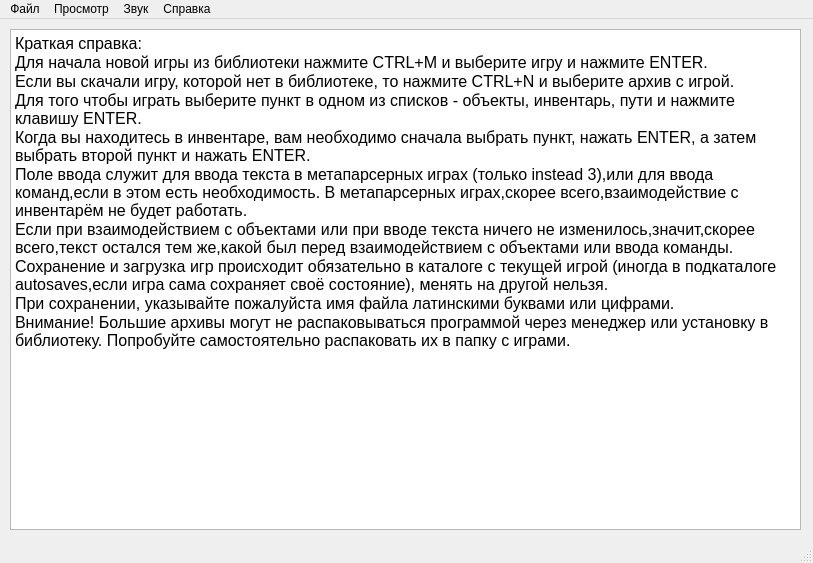
Before: the Qt Designer form mainwindow.ui in mee1b/AGL-Player, drawn with Qt 5.
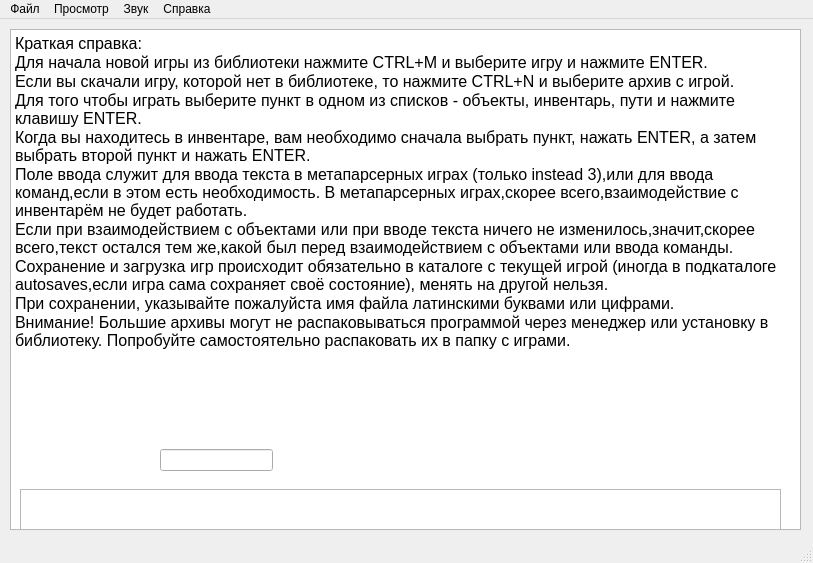
After: the same form once the commit is applied.

```diff
--- a/mainwindow.ui
+++ b/mainwindow.ui
@@ -44,6 +44,26 @@
 &lt;p style=&quot;-qt-paragraph-type:empty; margin-top:0px; margin-bottom:0px; margin-left:0px; margin-right:0px; -qt-block-indent:0; text-indent:0px; font-size:12pt;&quot;&gt;&lt;br /&gt;&lt;/p&gt;&lt;/body&gt;&lt;/html&gt;</string>
     </property>
    </widget>
+   <widget class="QTextEdit" name="textEdit_2">
+    <property name="geometry">
+     <rect>
+      <x>20</x>
+      <y>470</y>
+      <width>761</width>
+      <height>41</height>
+     </rect>
+    </property>
+   </widget>
+   <widget class="QLineEdit" name="lineEdit">
+    <property name="geometry">
+     <rect>
+      <x>160</x>
+      <y>430</y>
+      <width>113</width>
+      <height>22</height>
+     </rect>
+    </property>
+   </widget>
   </widget>
   <widget class="QMenuBar" name="menubar">
    <property name="geometry">
```
